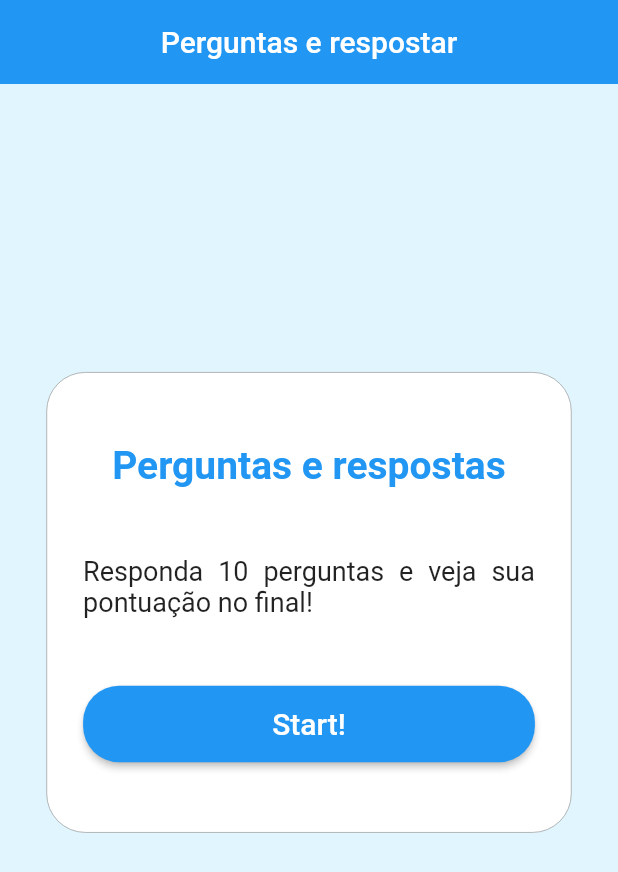
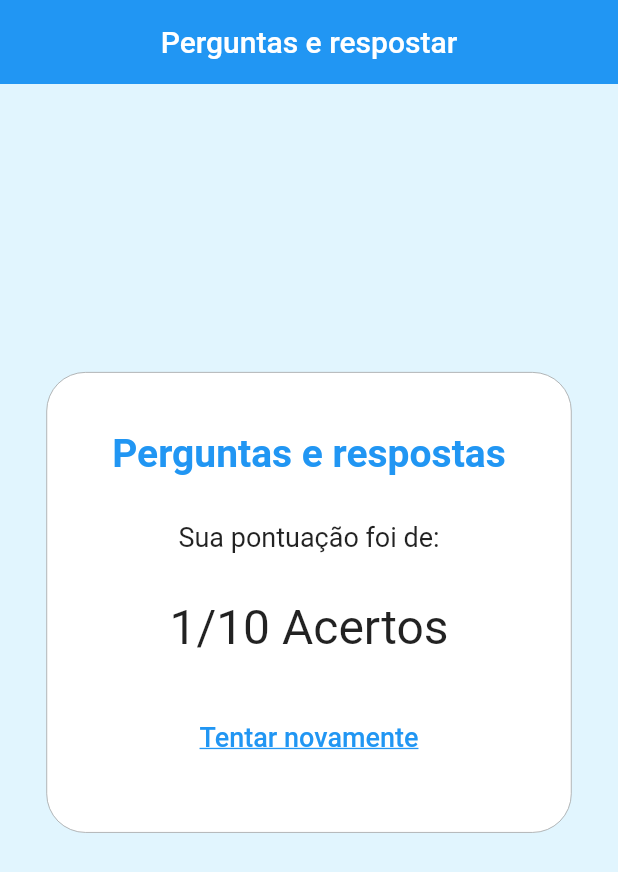
Before and after one commit to EduardoGPS-18/FirstWeekChallengeUA, a Flutter app: the screen it shows after launch, on a phone screen of 412 x 824 dp. Shown: the top 872 px of the screen. Run offline on Flutter 3.47's test engine with Material 2 defaults, Android fonts, the phone set to English and light mode, and no system bars.

Commit message:
feat: added result page

```diff
--- a/lib/main.dart
+++ b/lib/main.dart
@@ -16,7 +16,9 @@ class MyApp extends StatelessWidget {
       theme: ThemeData(
         primarySwatch: Colors.blue,
       ),
-      home: const HomePage(),
+      home: const ResultPage(
+        result: 1,
+      ),
     );
   }
 }
--- a/lib/pages/pages.dart
+++ b/lib/pages/pages.dart
@@ -1,2 +1,3 @@
 export './quiz/home/home_page.dart';
+export './quiz/result/result_page.dart';
 export './quiz/shared/page_with_center_card_page.dart';
--- /dev/null
+++ b/lib/pages/quiz/result/result_page.dart
@@ -0,0 +1,50 @@
+import 'package:flutter/material.dart';
+import 'package:flutter/rendering.dart';
+
+import '../../pages.dart';
+
+class ResultPage extends StatelessWidget {
+  final int result;
+  const ResultPage({Key? key, required this.result}) : super(key: key);
+
+  @override
+  Widget build(BuildContext context) {
+    return PageWithCenterCard(
+      children: [
+        const Text(
+          "Perguntas e respostas",
+          textAlign: TextAlign.center,
+          style: TextStyle(
+            fontWeight: FontWeight.bold,
+            fontSize: 26,
+            color: Colors.blue,
+          ),
+        ),
+        const Text(
+          "Sua pontuação foi de:",
+          style: TextStyle(
+            fontSize: 18,
+          ),
+          textAlign: TextAlign.justify,
+        ),
+        Text(
+          "$result/10 Acertos",
+          style: const TextStyle(
+            fontSize: 32,
+          ),
+          textAlign: TextAlign.justify,
+        ),
+        TextButton(
+          onPressed: () {},
+          child: const Text(
+            "Tentar novamente",
+            style: TextStyle(
+              decoration: TextDecoration.underline,
+              fontSize: 18,
+            ),
+          ),
+        ),
+      ],
+    );
+  }
+}
```
